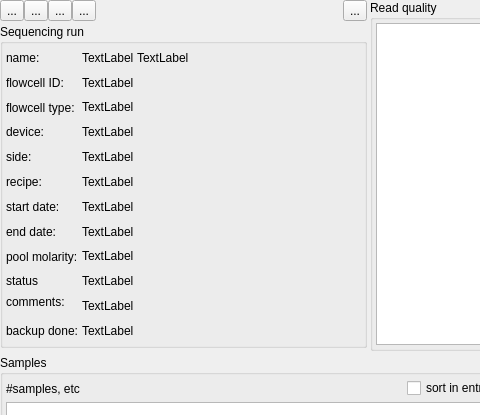
Qt form src/GSvar/SequencingRunWidget.ui (imgag/ngs-bits) before a commit; both pictures show x 0 to 480 and y 0 to 415 of the 1000 by 690 pixel window.
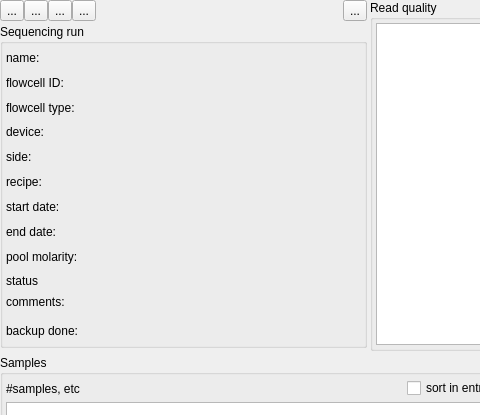
The same form after that commit. Icons and pictures are not drawn. Custom widgets are drawn as their Qt base class.

Commit message: GSvar: optimzed loading time of SequencingRunWidget

Diff of the .ui file:
```diff
--- a/src/GSvar/SequencingRunWidget.ui
+++ b/src/GSvar/SequencingRunWidget.ui
@@ -205,7 +205,7 @@
           <item row="6" column="1">
            <widget class="QLabel" name="start">
             <property name="text">
-             <string>TextLabel</string>
+             <string/>
             </property>
             <property name="textInteractionFlags">
              <set>Qt::TextInteractionFlag::LinksAccessibleByMouse|Qt::TextInteractionFlag::TextSelectableByMouse</set>
@@ -222,7 +222,7 @@
           <item row="3" column="1">
            <widget class="QLabel" name="device">
             <property name="text">
-             <string>TextLabel</string>
+             <string/>
             </property>
             <property name="textInteractionFlags">
              <set>Qt::TextInteractionFlag::LinksAccessibleByMouse|Qt::TextInteractionFlag::TextSelectableByMouse</set>
@@ -232,7 +232,7 @@
           <item row="9" column="1">
            <widget class="QLabel" name="status">
             <property name="text">
-             <string>TextLabel</string>
+             <string/>
             </property>
             <property name="textInteractionFlags">
              <set>Qt::TextInteractionFlag::LinksAccessibleByMouse|Qt::TextInteractionFlag::TextSelectableByMouse</set>
@@ -242,7 +242,7 @@
           <item row="5" column="1">
            <widget class="QLabel" name="recipe">
             <property name="text">
-             <string>TextLabel</string>
+             <string/>
             </property>
             <property name="textInteractionFlags">
              <set>Qt::TextInteractionFlag::LinksAccessibleByMouse|Qt::TextInteractionFlag::TextSelectableByMouse</set>
@@ -273,7 +273,7 @@
           <item row="8" column="1">
            <widget class="QLabel" name="molarity_and_method">
             <property name="text">
-             <string>TextLabel</string>
+             <string/>
             </property>
             <property name="textInteractionFlags">
              <set>Qt::TextInteractionFlag::LinksAccessibleByMouse|Qt::TextInteractionFlag::TextSelectableByMouse</set>
@@ -285,7 +285,7 @@
             <item>
              <widget class="QLabel" name="quality">
               <property name="text">
-               <string>TextLabel</string>
+               <string/>
               </property>
               <property name="textInteractionFlags">
                <set>Qt::TextInteractionFlag::LinksAccessibleByMouse|Qt::TextInteractionFlag::TextSelectableByMouse</set>
@@ -295,7 +295,7 @@
             <item>
              <widget class="QLabel" name="name">
               <property name="text">
-               <string>TextLabel</string>
+               <string/>
               </property>
               <property name="textInteractionFlags">
                <set>Qt::TextInteractionFlag::LinksAccessibleByMouse|Qt::TextInteractionFlag::TextSelectableByMouse</set>
@@ -307,7 +307,7 @@
           <item row="4" column="1">
            <widget class="QLabel" name="side">
             <property name="text">
-             <string>TextLabel</string>
+             <string/>
             </property>
             <property name="textInteractionFlags">
              <set>Qt::TextInteractionFlag::LinksAccessibleByMouse|Qt::TextInteractionFlag::TextSelectableByMouse</set>
@@ -331,7 +331,7 @@
           <item row="2" column="1">
            <widget class="QLabel" name="fc_type">
             <property name="text">
-             <string>TextLabel</string>
+             <string/>
             </property>
             <property name="textInteractionFlags">
              <set>Qt::TextInteractionFlag::LinksAccessibleByMouse|Qt::TextInteractionFlag::TextSelectableByMouse</set>
@@ -358,7 +358,7 @@
           <item row="1" column="1">
            <widget class="QLabel" name="fcid">
             <property name="text">
-             <string>TextLabel</string>
+             <string/>
             </property>
             <property name="textInteractionFlags">
              <set>Qt::TextInteractionFlag::LinksAccessibleByMouse|Qt::TextInteractionFlag::TextSelectableByMouse</set>
@@ -368,14 +368,14 @@
           <item row="11" column="1">
            <widget class="QLabel" name="backup">
             <property name="text">
-             <string>TextLabel</string>
+             <string/>
             </property>
            </widget>
           </item>
           <item row="7" column="1">
            <widget class="QLabel" name="end">
             <property name="text">
-             <string>TextLabel</string>
+             <string/>
             </property>
             <property name="textInteractionFlags">
              <set>Qt::TextInteractionFlag::LinksAccessibleByMouse|Qt::TextInteractionFlag::TextSelectableByMouse</set>
@@ -408,7 +408,7 @@
              </sizepolicy>
             </property>
             <property name="text">
-             <string>TextLabel</string>
+             <string/>
             </property>
             <property name="textInteractionFlags">
              <set>Qt::TextInteractionFlag::LinksAccessibleByMouse|Qt::TextInteractionFlag::TextSelectableByMouse</set>
```
The commit also changes 8 other files.
